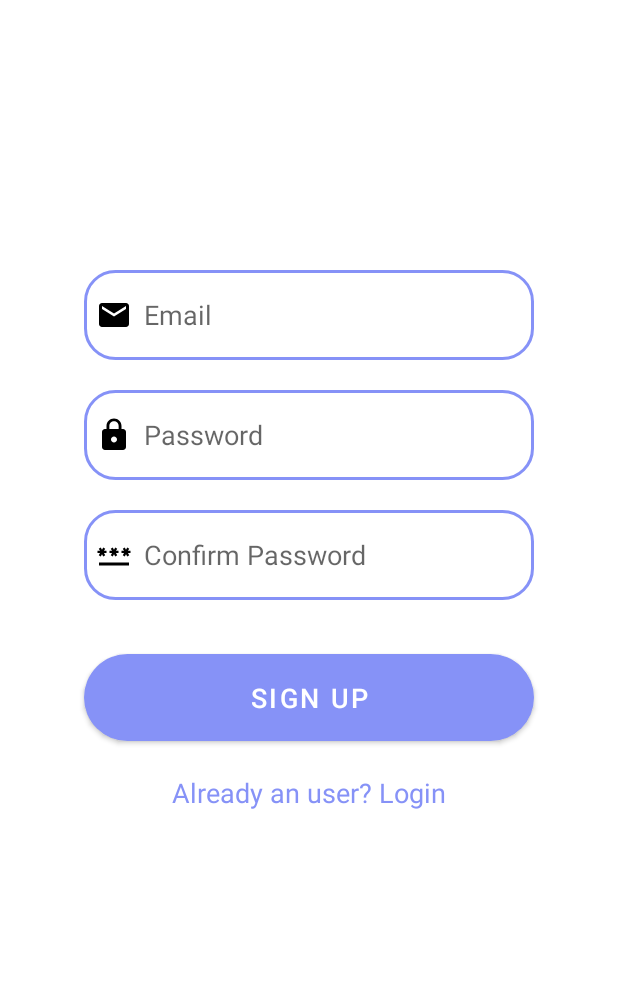
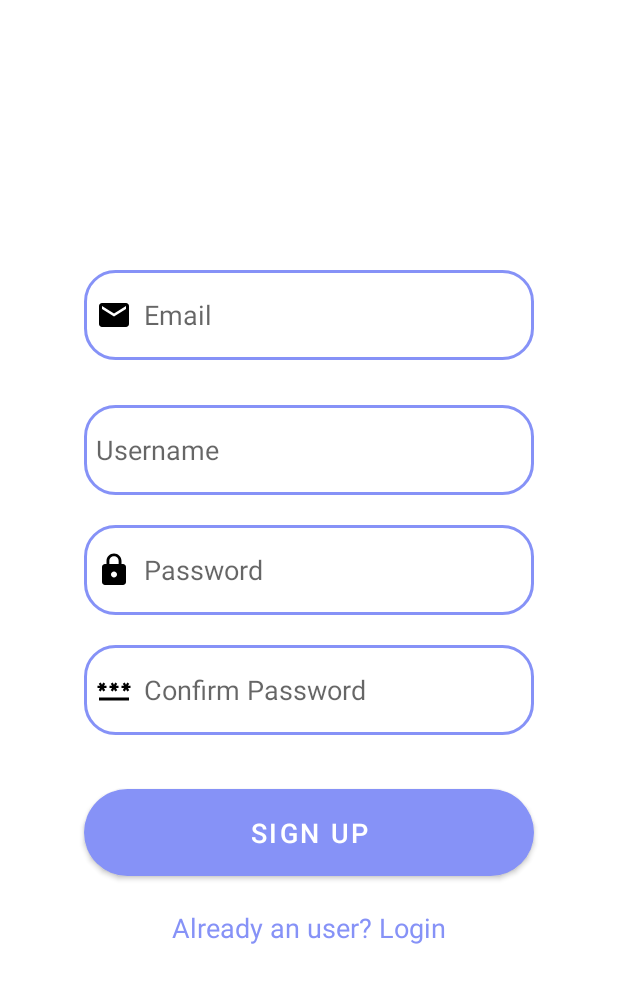
Before and after one commit to waterextract/Projekt_Inzynieria_Oprogramowania, an Android app: the SignupActivity screen opened directly, with no data from a screen before it, on a phone screen of 412 x 824 dp. Shown: the top 983 px of the screen. Run offline under Robolectric (Android 15) with nearby library versions, the phone set to English and light mode, and no system bars; our stand-ins replace Firebase (no records; nobody signed in at launch, a user with empty details on screens opened directly).

Commit message:
Initial Commit

```diff
--- a/app/src/main/AndroidManifest.xml
+++ b/app/src/main/AndroidManifest.xml
@@ -10,7 +10,10 @@
         android:label="@string/app_name"
         android:supportsRtl="true"
         android:theme="@style/Theme.Apka"
-        tools:targetApi="31">
+        tools:targetApi="34">
+        <activity
+            android:name="com.juliaijustyna.apka.JoinActivity"
+            android:exported="false" />
         <activity
             android:name=".MakeRoom"
             android:exported="false" />
--- a/app/src/main/java/com/juliaijustyna/apka/SignupActivity.kt
+++ b/app/src/main/java/com/juliaijustyna/apka/SignupActivity.kt
@@ -25,6 +25,7 @@ class SignupActivity : AppCompatActivity() {
         binding.signupButton.setOnClickListener{
 
             email = binding.signupEmail.text.toString()
+            val username = binding.signupUsername.text.toString()
             val password = binding.signupPassword.text.toString()
             val confirmPassword = binding.signupConfirm.text.toString()
             if (email.isNotEmpty() && password.isNotEmpty() && confirmPassword.isNotEmpty()){
@@ -59,10 +60,12 @@ class SignupActivity : AppCompatActivity() {
 
         val uid=firebaseAuth.uid
 
+        val username = binding.signupUsername.text.toString() // Pobierz nazwę użytkownika
+
         val hashMap : HashMap<String, Any?> = HashMap()
         hashMap["uid"] = uid
         hashMap["email"] = email
-        hashMap["name"] = email
+        hashMap["name"] = username
         hashMap["profileImage"] = ""
         hashMap["timestamp"] = timestamp
 
--- a/app/src/main/res/layout/activity_signup.xml
+++ b/app/src/main/res/layout/activity_signup.xml
@@ -31,6 +31,17 @@
                 android:drawableLeft="@drawable/baseline_email_24"
                 android:drawablePadding="8dp"
                 android:textColor="@color/grey"/>
+
+            <EditText
+                android:layout_width="300dp"
+                android:layout_height="60dp"
+                android:layout_gravity="center"
+                android:id="@+id/signup_username"
+                android:layout_marginTop="30dp"
+                android:background="@drawable/lavender_border"
+                android:padding="8dp"
+                android:hint="Username"/>
+
 
             <EditText
                 android:layout_width="300dp"
```
Also changed, not shown: app/build.gradle (+4 -3 lines).
